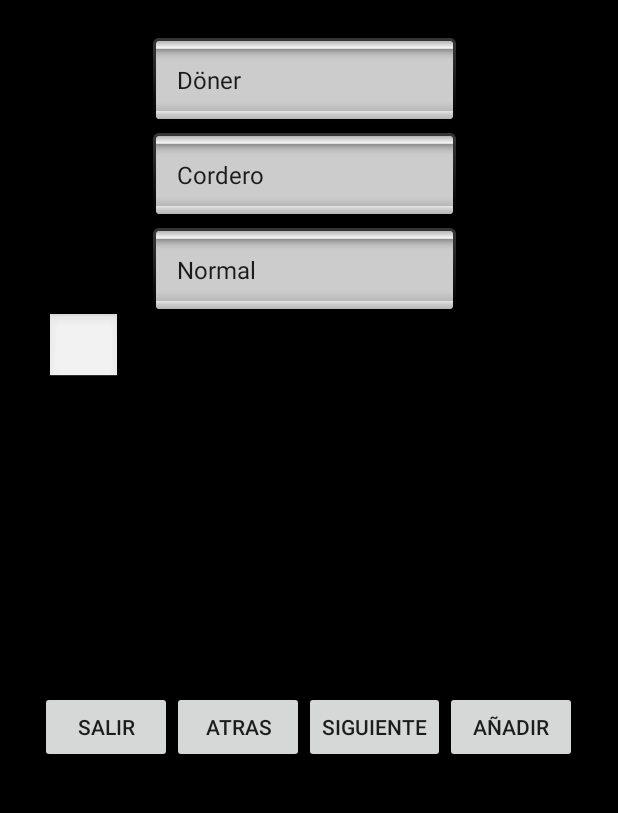
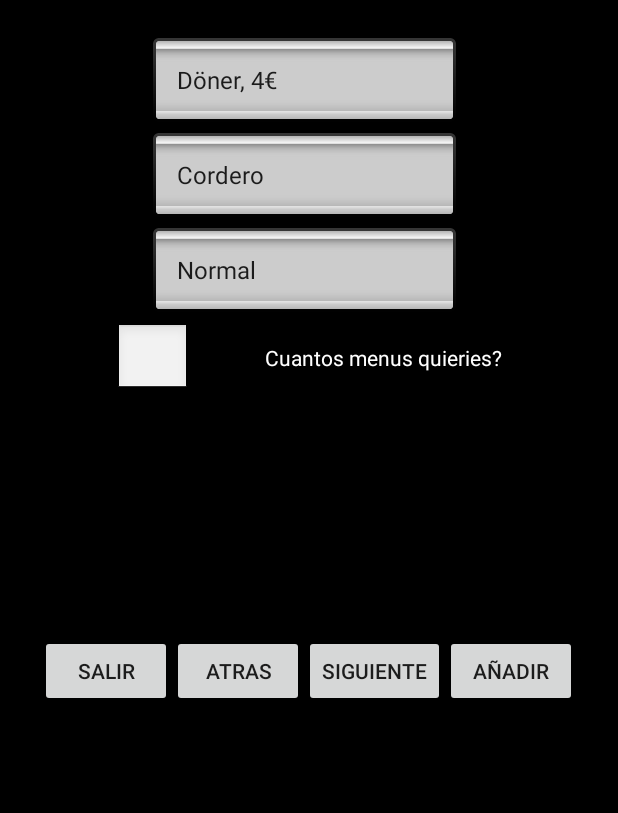
Before and after one commit to Straiky/Kebab, an Android app: the Menu screen opened directly, with no data from a screen before it, on a phone screen of 412 x 824 dp, the part 84-897 px from its top. Run offline under Robolectric (Android 15) with nearby library versions, the phone set to English and light mode, and no system bars.

Commit message:
hasta el infinito y mas allá

```diff
--- a/app/src/main/res/layout/menu.xml
+++ b/app/src/main/res/layout/menu.xml
@@ -1,5 +1,6 @@
 <?xml version="1.0" encoding="utf-8"?>
 <LinearLayout xmlns:android="http://schemas.android.com/apk/res/android"
+    xmlns:tools="http://schemas.android.com/tools"
     android:orientation="vertical" android:layout_width="match_parent"
     android:layout_height="match_parent"
     android:id="@+id/menu"
@@ -32,19 +33,28 @@
         android:layout_marginTop="7dp"
         android:gravity="start" />
 
+<LinearLayout
+    android:layout_width="wrap_content"
+    android:layout_height="wrap_content"
+    android:layout_marginTop="7dp">
+
     <EditText
         android:layout_width="50dp"
         android:layout_height="wrap_content"
         android:inputType="number"
         android:ems="10"
         android:id="@+id/txtCantidad"
-        android:background="@android:drawable/edit_text"
-        android:layout_marginRight="150dp" />
+        android:background="@android:drawable/edit_text" />
 
     <TextView
         android:layout_width="match_parent"
         android:layout_height="wrap_content"
-        android:id="@+id/textView" />
+        android:id="@+id/lblPista"
+        android:textColor="@android:color/background_light"
+        android:layout_marginLeft="50dp"
+        android:text="@string/lblPista" />
+
+</LinearLayout>
 
     <LinearLayout
         android:layout_width="wrap_content"
@@ -57,7 +67,7 @@
         android:layout_width="match_parent"
         android:layout_height="wrap_content"
         android:gravity="center"
-        android:layout_marginTop="185dp">
+        android:layout_marginTop="160dp">
         <Button
             android:layout_width="wrap_content"
             android:layout_height="wrap_content"
--- /dev/null
+++ b/app/src/main/res/layout/pedido.xml
@@ -0,0 +1,6 @@
+<?xml version="1.0" encoding="utf-8"?>
+<LinearLayout xmlns:android="http://schemas.android.com/apk/res/android"
+    android:orientation="vertical" android:layout_width="match_parent"
+    android:layout_height="match_parent">
+
+</LinearLayout>
--- a/app/src/main/res/values/arrays.xml
+++ b/app/src/main/res/values/arrays.xml
@@ -10,11 +10,11 @@
     </string-array>
 
     <string-array name="TipoKebab" >
-        <item>Döner</item>
-        <item>Dürüm</item>
-        <item>Lahmacum</item>
-        <item>Shawarma</item>
-        <item>Gyros</item>
+        <item>Döner, 4€</item>
+        <item>Dürüm, 5€</item>
+        <item>Lahmacum, 5€</item>
+        <item>Shawarma, 6€</item>
+        <item>Gyros, 4€</item>
     </string-array>
 
     <string-array name="TipoCarne" >
@@ -24,6 +24,6 @@
     </string-array>
     <string-array name="TipoTamanyo" >
         <item>Normal</item>
-        <item>Completo</item>
+        <item>Completo, +1€</item>
     </string-array>
 </resources>
--- a/app/src/main/res/values/strings.xml
+++ b/app/src/main/res/values/strings.xml
@@ -17,4 +17,5 @@
     <string name="tel">Telefono</string>
     <string name="canti">Introduce Cantidad</string>
     <string name="btnAñadir">Añadir</string>
+    <string name="lblPista">Cuantos menus quieries?</string>
 </resources>
```
